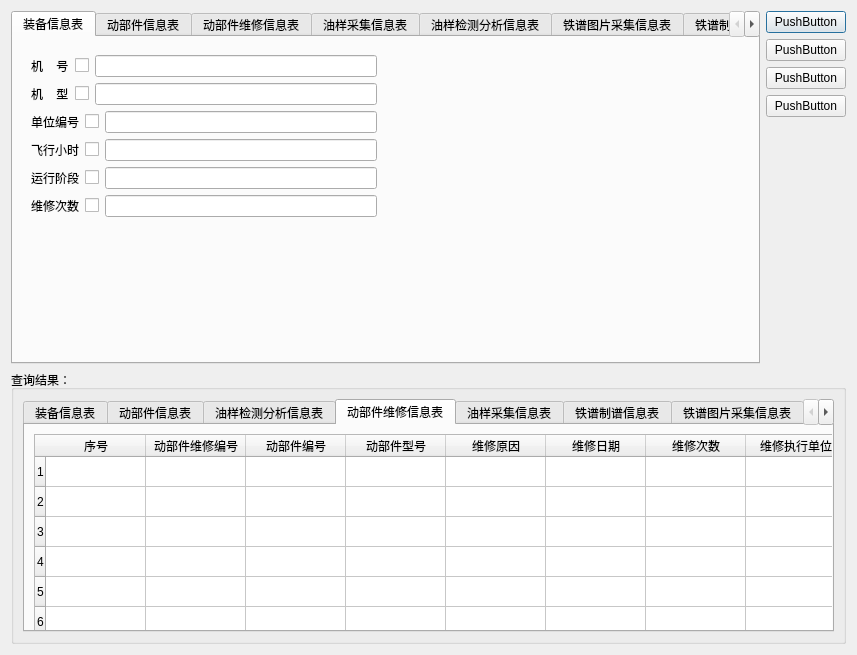
WooodHead/labelling3, file advancesearchdlg.ui: the form before one commit.
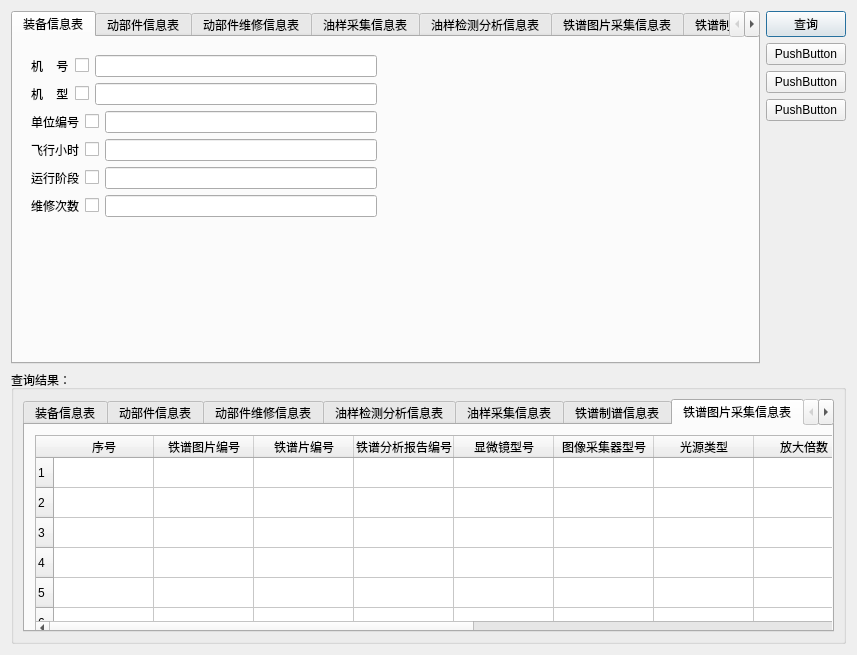
The form after the commit. The open tabs and pages were chosen to show the change.

Commit message: advance search for eqm mp mpr

```diff
--- a/advancesearchdlg.ui
+++ b/advancesearchdlg.ui
@@ -2488,7 +2488,7 @@
        <item>
         <widget class="QPushButton" name="queryBtn">
          <property name="text">
-          <string>PushButton</string>
+          <string>查询</string>
          </property>
         </widget>
        </item>
@@ -2541,7 +2541,10 @@
         <property name="currentIndex">
          <number>6</number>
         </property>
-        <widget class="QWidget" name="tab_3">
+        <property name="elideMode">
+         <enum>Qt::ElideNone</enum>
+        </property>
+        <widget class="QWidget" name="eqmInfoTab">
          <attribute name="title">
           <string>装备信息表</string>
          </attribute>
@@ -2623,87 +2626,24 @@
          </attribute>
          <layout class="QGridLayout" name="gridLayout_2">
           <item row="0" column="0">
-           <widget class="QTableWidget" name="twLend_2">
-            <row>
-             <property name="text">
-              <string>1</string>
-             </property>
-            </row>
-            <row>
-             <property name="text">
-              <string>2</string>
-             </property>
-            </row>
-            <row>
-             <property name="text">
-              <string>3</string>
-             </property>
-            </row>
-            <row>
-             <property name="text">
-              <string>4</string>
-             </property>
-            </row>
-            <row>
-             <property name="text">
-              <string>5</string>
-             </property>
-            </row>
-            <row>
-             <property name="text">
-              <string>6</string>
-             </property>
-            </row>
-            <column>
-             <property name="text">
-              <string>序号</string>
-             </property>
-            </column>
-            <column>
-             <property name="text">
-              <string>动部件编号</string>
-             </property>
-            </column>
-            <column>
-             <property name="text">
-              <string>动部件型号</string>
-             </property>
-            </column>
-            <column>
-             <property name="text">
-              <string>动部件名称</string>
-             </property>
-            </column>
-            <column>
-             <property name="text">
-              <string>运行时数</string>
-             </property>
-            </column>
-            <column>
-             <property name="text">
-              <string>运行阶段</string>
-             </property>
-            </column>
-            <column>
-             <property name="text">
-              <string>机号</string>
-             </property>
-            </column>
-            <column>
-             <property name="text">
-              <string>机型</string>
-             </property>
-            </column>
-            <column>
-             <property name="text">
-              <string>动部件起始日期</string>
-             </property>
-            </column>
-            <column>
-             <property name="text">
-              <string>动部件终止日期</string>
-             </property>
-            </column>
+           <widget class="QTableView" name="mpTableView">
+            <property name="editTriggers">
+             <set>QAbstractItemView::NoEditTriggers</set>
+            </property>
+           </widget>
+          </item>
+         </layout>
+        </widget>
+        <widget class="QWidget" name="mprInfoTab">
+         <attribute name="title">
+          <string>动部件维修信息表</string>
+         </attribute>
+         <layout class="QGridLayout" name="gridLayout_6">
+          <item row="0" column="0">
+           <widget class="QTableView" name="mprTableView">
+            <property name="editTriggers">
+             <set>QAbstractItemView::NoEditTriggers</set>
+            </property>
            </widget>
           </item>
          </layout>
@@ -2919,101 +2859,6 @@
           </item>
          </layout>
         </widget>
-        <widget class="QWidget" name="tab_6">
-         <attribute name="title">
-          <string>动部件维修信息表</string>
-         </attribute>
-         <widget class="QTableWidget" name="twLend_3">
-          <property name="geometry">
-           <rect>
-            <x>9</x>
-            <y>9</y>
-            <width>844</width>
-            <height>211</height>
-           </rect>
-          </property>
-          <row>
-           <property name="text">
-            <string>1</string>
-           </property>
-          </row>
-          <row>
-           <property name="text">
-            <string>2</string>
-           </property>
-          </row>
-          <row>
-           <property name="text">
-            <string>3</string>
-           </property>
-          </row>
-          <row>
-           <property name="text">
-            <string>4</string>
-           </property>
-          </row>
-          <row>
-           <property name="text">
-            <string>5</string>
-           </property>
-          </row>
-          <row>
-           <property name="text">
-            <string>6</string>
-           </property>
-          </row>
-          <column>
-           <property name="text">
-            <string>序号</string>
-           </property>
-          </column>
-          <column>
-           <property name="text">
-            <string>动部件维修编号</string>
-           </property>
-          </column>
-          <column>
-           <property name="text">
-            <string>动部件编号</string>
-           </property>
-          </column>
-          <column>
-           <property name="text">
-            <string>动部件型号</string>
-           </property>
-          </column>
-          <column>
-           <property name="text">
-            <string>维修原因</string>
-           </property>
-          </column>
-          <column>
-           <property name="text">
-            <string>维修日期</string>
-           </property>
-          </column>
-          <column>
-           <property name="text">
-            <string>维修次数</string>
-           </property>
-          </column>
-          <column>
-           <property name="text">
-            <string>维修执行单位</string>
-           </property>
-          </column>
-          <column>
-           <property name="text">
-            <string>维修内容</string>
-           </property>
-          </column>
-          <column>
-           <property name="text">
-            <string>维修换件情况</string>
-           </property>
-          </column>
-         </widget>
-        </widget>
         <widget class="QWidget" name="tab_8">
          <attribute name="title">
           <string>油样采集信息表</string>
```
Left out of the diff: 94 changed lines with no effect on the pictures. The commit also changes 2 other files.
